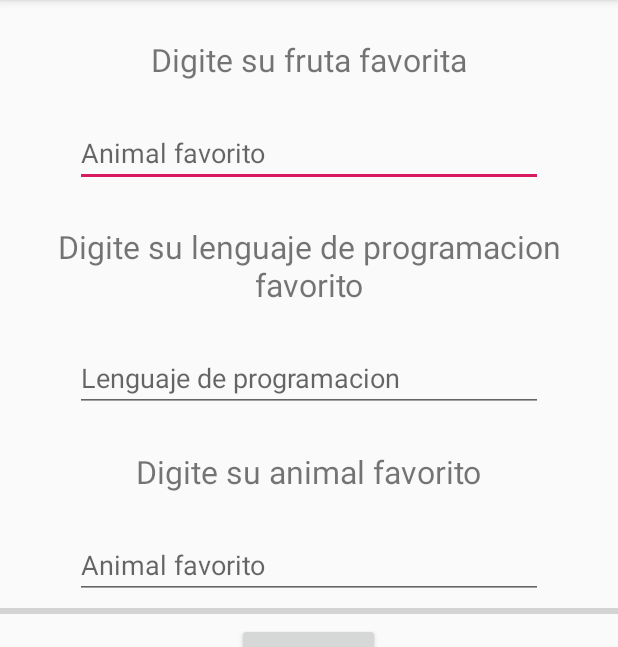
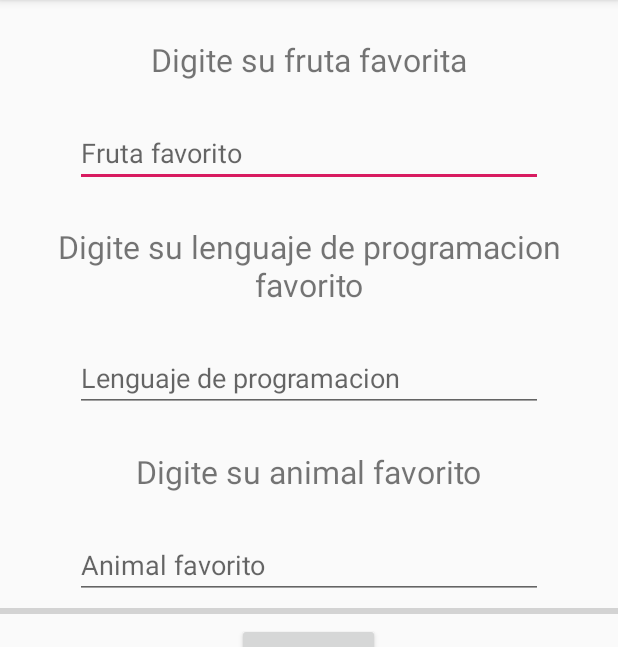
Before and after one commit to LizzetteEscobar/LabDMGuia02, an Android app: the SegundaPantalla screen opened directly, with no data from a screen before it, on a phone screen of 412 x 824 dp, the part 84-731 px from its top. Run offline under Robolectric (Android 15) with nearby library versions, the phone set to English and light mode, and no system bars.

Commit message:
edicion total

```diff
--- a/app/src/main/java/com/example/labdmguia02/SegundaPantalla.java
+++ b/app/src/main/java/com/example/labdmguia02/SegundaPantalla.java
@@ -7,6 +7,7 @@ import android.widget.Button;
 import android.widget.ProgressBar;
 import android.os.Bundle;
 import android.view.View;
+import android.widget.Toast;
 
 public class SegundaPantalla extends AppCompatActivity implements View.OnLongClickListener {
 
@@ -31,16 +32,35 @@ public class SegundaPantalla extends AppCompatActivity implements View.OnLongCli
         ACTFruta=findViewById(R.id.ACTFruta);
         ACTLenguaje=findViewById(R.id.ACTLenguaje);
 
-        ArrayAdapter<String> adapter=new ArrayAdapter<>(this, android.R.layout.select_dialog_item, animal);
-        //ArrayAdapter<String> adapter=new ArrayAdapter<>(this, android.R.layout.select_dialog_item, fruta);
-        //ArrayAdapter<String> adapter=new ArrayAdapter<>(this, android.R.layout.select_dialog_item, lenguaje);
+        ArrayAdapter<String> adapterAnimal = new ArrayAdapter<>(this, android.R.layout.select_dialog_item, animal);
+        ArrayAdapter<String> adapterFruta = new ArrayAdapter<>(this, android.R.layout.select_dialog_item, fruta);
+        ArrayAdapter<String> adapterLenguaje=new ArrayAdapter<>(this, android.R.layout.select_dialog_item, lenguaje);
 
         ACTAnimal.setThreshold(1);
-        ACTAnimal.setAdapter(adapter);
+        ACTAnimal.setAdapter(adapterAnimal);
+
+        ACTFruta.setThreshold(1);
+        ACTFruta.setAdapter(adapterFruta);
+
+        ACTLenguaje.setThreshold(1);
+        ACTLenguaje.setAdapter(adapterLenguaje);
+
         ejemPBAR=findViewById(R.id.ejemPBAR);
         btnProcesar=findViewById(R.id.btnProcesar);
 
-        btnProcesar.setOnLongClickListener(this);
+        btnProcesar.setOnLongClickListener(new View.OnLongClickListener() {
+            @Override
+            public boolean onLongClick(View view) {
+                setProgressValue(0);
+                Resultados();
+                return false;
+            }
+        });
+    }
+
+    public void Resultados(){
+        Toast.makeText(this,"Animal Seleccionado: " + ACTAnimal.getText()+"\n"+
+                "Fruta Seleccionada: " + ACTFruta.getText()+"\n"+"Lenguaje Seleccionado: " + ACTLenguaje.getText(),Toast.LENGTH_SHORT).show();
     }
 
     private void setProgressValue(final int progress){
--- a/app/src/main/res/layout/activity_segunda_pantalla.xml
+++ b/app/src/main/res/layout/activity_segunda_pantalla.xml
@@ -21,7 +21,7 @@
         android:id="@+id/ACTFruta"
         android:layout_marginRight="50dp"
         android:layout_marginLeft="50dp"
-        android:hint="Animal favorito"
+        android:hint="Fruta favorito"
         android:layout_width="match_parent"
         android:layout_height="wrap_content" />
 
@@ -73,8 +73,8 @@
     <Button
         android:id="@+id/btnProcesar"
         android:layout_width="wrap_content"
-        android:text="Procesar"
+        android:layout_height="wrap_content"
         android:layout_gravity="center"
-        android:layout_height="wrap_content" />
+        android:text="Procesar" />
 
 </LinearLayout>
```
Also changed, not shown: app/src/main/java/com/example/labdmguia02/MainActivity.java (+14 -7 lines).
